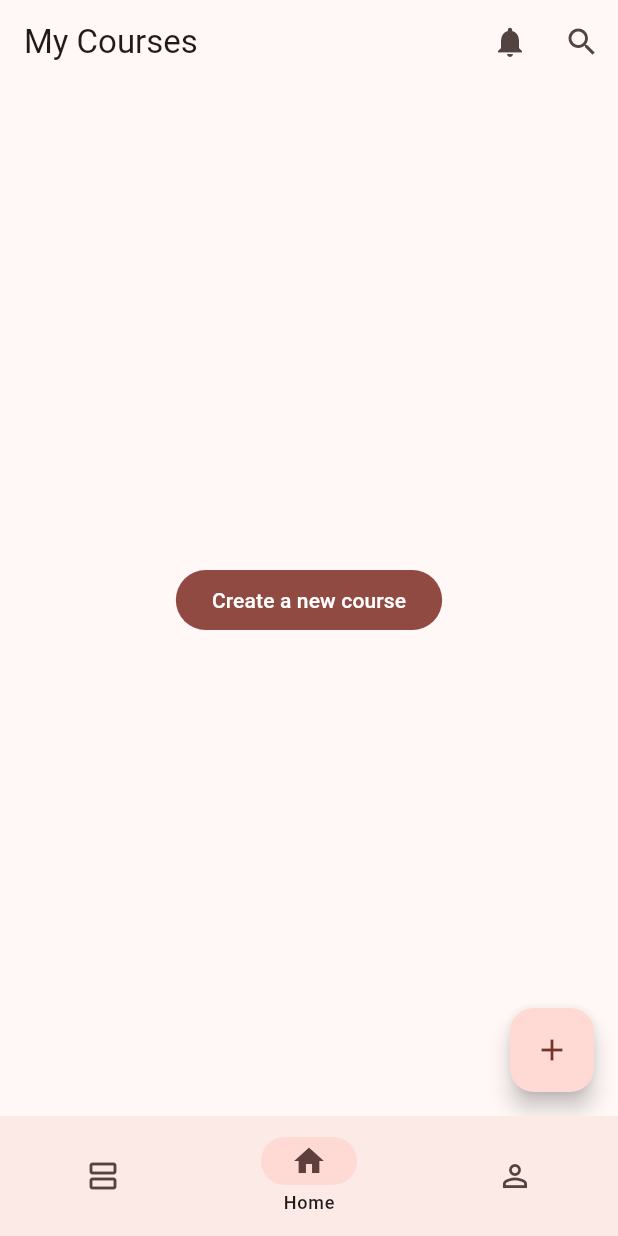
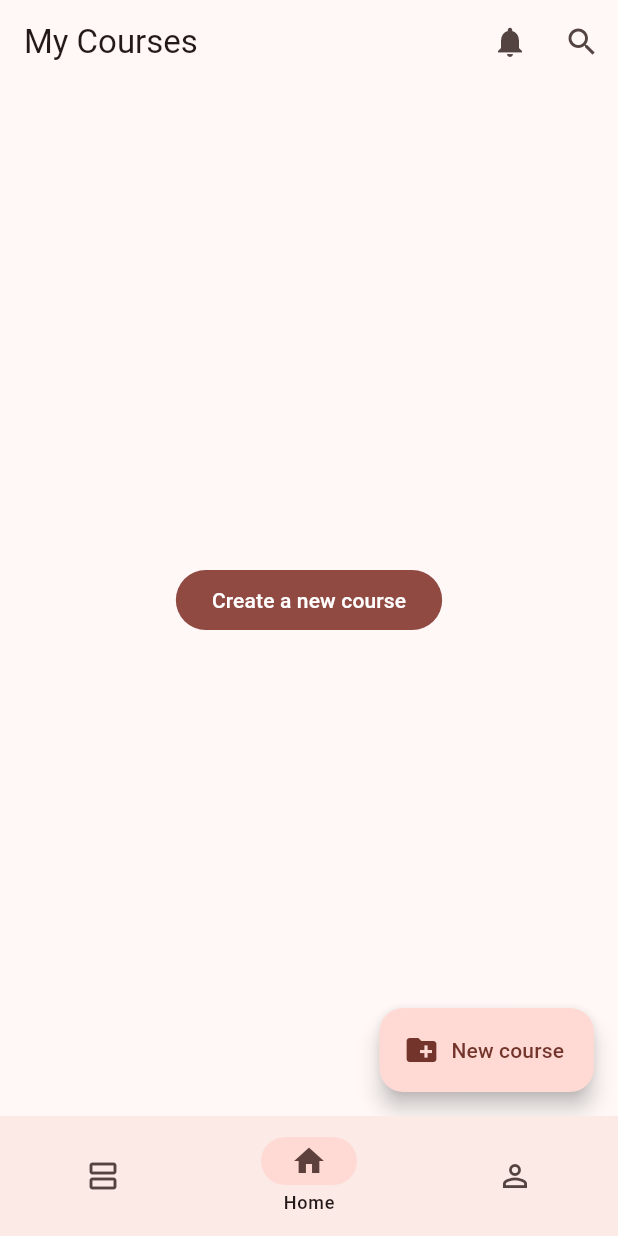
Before and after one commit to CesGalaxy/all-in-order-app, a Flutter app: the screen it shows once a user with an empty profile is signed in, item 2 of the bottom bar chosen, after a tap on the "notifications" icon, on a phone screen of 412 x 824 dp. Run offline on Flutter 3.47's test engine with Material 3 defaults, Android fonts, the phone set to English and light mode, and no system bars; our stand-ins replace flutter_markdown, supabase_flutter, table_calendar; missing offline and left inert: expandable_bottom_sheet; accounts and stored records are empty.

Commit message:
:children_crossing: Improve course creation, profile page and subject settings
Signed-off-by: CesGalaxy <cesgalaxy@outlook.com>

```diff
--- a/lib/modules/home/widgets/home_page.dart
+++ b/lib/modules/home/widgets/home_page.dart
@@ -88,9 +88,10 @@ class _HomePageState extends State<HomePage> {
           itemBuilder: (context, index) => _courseTile(courses[index]),
         ),
       ),
-      floatingActionButton: FloatingActionButton(
+      floatingActionButton: FloatingActionButton.extended(
         onPressed: _showCourseCreationModal,
-        child: const Icon(Icons.add),
+        icon: const Icon(Icons.create_new_folder),
+        label: const Text("New course"),
       ),
     );
   }
--- a/lib/modules/user/widgets/me.dart
+++ b/lib/modules/user/widgets/me.dart
@@ -35,7 +35,8 @@ class MePage extends StatelessWidget {
                   CircleAvatar(
                     radius: 60,
                     backgroundColor: Colors.redAccent[50],
-                    child: const Text("AB", style: TextStyle(fontSize: 60)),
+                    child: Text(profile.name[0],
+                        style: const TextStyle(fontSize: 60)),
                   ),
                   Positioned(
                     bottom: 0,
@@ -89,7 +90,7 @@ class MePage extends StatelessWidget {
                     builder: (context) {
                       return AlertDialog(
                         title: const Text("Select Language"),
-                        content: Container(
+                        content: SizedBox(
                           height: 168,
                           child: Column(
                             children: [
@@ -127,6 +128,7 @@ class MePage extends StatelessWidget {
                 icon: Icons.person,
                 onPress: () {},
               ),
+              const SizedBox(height: 10),
               const Divider(),
               const SizedBox(height: 10),
               ProfileMenuWidget(
```
Also changed, not shown: lib/modules/subject/widgets/navigation.dart (+8 -2 lines), lib/modules/subject/widgets/views/settings.dart (added, +67 -0 lines).
